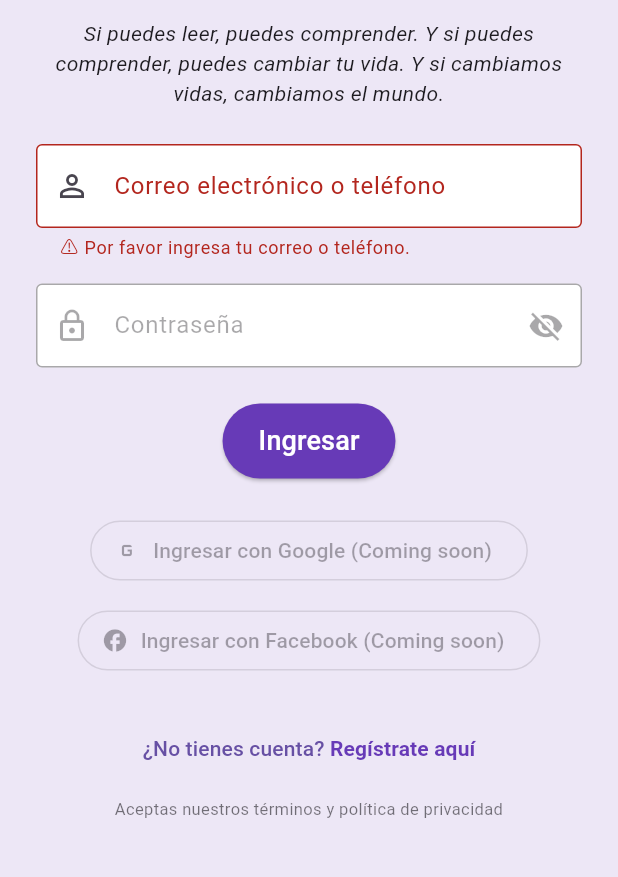
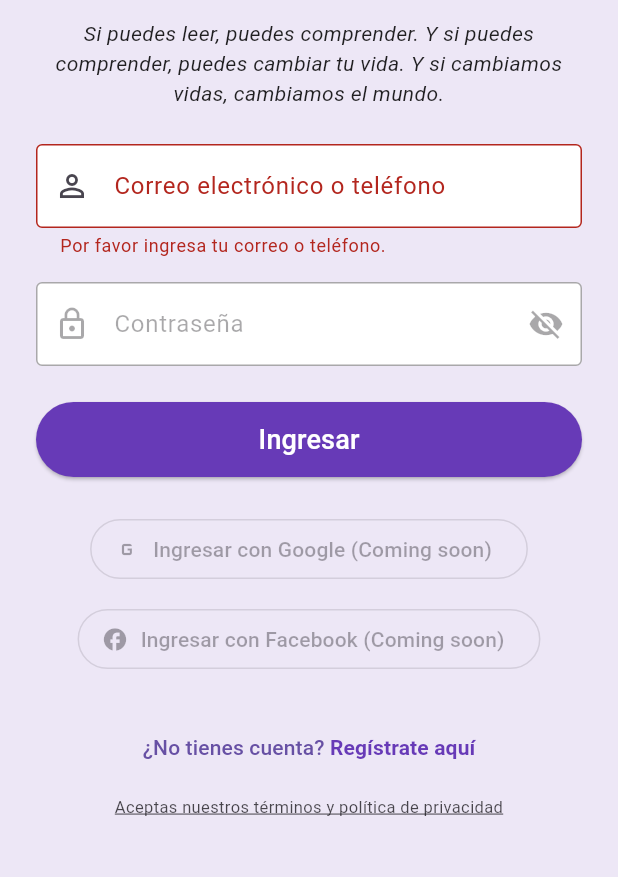
Before and after one commit to giovannihr2004/lg2, a Flutter app: the LoginScreen screen opened directly, after a tap on "Ingresar", on a phone screen of 412 x 824 dp, the part 330-1207 px from its top. Run offline on Flutter 3.47's test engine with Material 3 defaults, Android fonts, the phone set to English and light mode, and no system bars; our stand-ins replace firebase_auth, firebase_core, google_sign_in; missing offline and left inert: flutter_facebook_auth; accounts and stored records are empty; generated files the repository leaves out were written again.

Commit message:
✅ Términos y condiciones implementados y enlazados desde login - 14/05/2025

```diff
--- a/lib/screens/auth/login_screen.dart
+++ b/lib/screens/auth/login_screen.dart
@@ -1,8 +1,8 @@
 // -----------------------------------------------------------------------------
 // 📄 Archivo: login_screen.dart
 // 📍 Ubicación: lib/screens/auth/login_screen.dart
-// 📝 Descripción: Pantalla de login con animaciones, validaciones personalizadas, modo oscuro y errores visuales
-// 📅 Última actualización: 14/05/2025 - 13:45 (Hora de Colombia)
+// 📝 Descripción: Pantalla de login con validaciones, animaciones y enlace legal
+// 📅 Última actualización: 14/05/2025 - 14:58 (Hora de Colombia)
 // -----------------------------------------------------------------------------
 
 // -----------------------------------------------------------------------------
@@ -12,51 +12,54 @@ import 'package:flutter/material.dart';
 import 'package:firebase_auth/firebase_auth.dart';
 import 'package:flutter_gen/gen_l10n/app_localizations.dart';
 import 'package:provider/provider.dart';
+
 import '../../providers/language_provider.dart';
 import '../../widgets/language_selector.dart';
 
 // -----------------------------------------------------------------------------
-// 2. Widget principal con estado: LoginScreen
+// 2. Clase principal con estado
 // -----------------------------------------------------------------------------
 class LoginScreen extends StatefulWidget {
   const LoginScreen({super.key});
+
   @override
   State<LoginScreen> createState() => _LoginScreenState();
 }
 
 // -----------------------------------------------------------------------------
-// 3. Clase de estado para LoginScreen
+// 3. Estado y lógica del login
 // -----------------------------------------------------------------------------
 class _LoginScreenState extends State<LoginScreen>
     with TickerProviderStateMixin {
-  // 3.1 Controladores y variables
   final GlobalKey<FormState> _formKey = GlobalKey<FormState>();
   final TextEditingController emailOrPhoneController = TextEditingController();
   final TextEditingController passwordController = TextEditingController();
+
   bool _obscureText = true;
   bool _isLoading = false;
-  final FirebaseAuth _auth = FirebaseAuth.instance;
 
-  // 3.2 Animaciones para logo y eslogan
   late AnimationController _logoController;
   late AnimationController _sloganController;
 
-  // 3.3 Inicialización
+  final FirebaseAuth _auth = FirebaseAuth.instance;
+
   @override
   void initState() {
     super.initState();
+
     _logoController = AnimationController(
       vsync: this,
       duration: const Duration(milliseconds: 800),
     );
+
     _sloganController = AnimationController(
       vsync: this,
       duration: const Duration(milliseconds: 800),
     );
+
     _logoController.forward().whenComplete(() => _sloganController.forward());
   }
 
-  // 3.4 Liberación de recursos
   @override
   void dispose() {
     emailOrPhoneController.dispose();
@@ -66,7 +69,6 @@ class _LoginScreenState extends State<LoginScreen>
     super.dispose();
   }
 
-  // 3.5 Validaciones de entrada
   bool _isEmail(String input) =>
       RegExp(r'^[\w-\.]+@([\w-]+\.)+[\w-]{2,4}$').hasMatch(input);
 
@@ -76,7 +78,6 @@ class _LoginScreenState extends State<LoginScreen>
     r'^(?=.*[a-z])(?=.*[A-Z])(?=.*\d)(?=.*[\W_]).{8,}$',
   ).hasMatch(input);
 
-  // 3.6 Mensajes visuales tipo snackbar
   void _showSnackBar(String message, {bool isError = false}) {
     if (!mounted) return;
     ScaffoldMessenger.of(context).showSnackBar(
@@ -88,7 +89,7 @@ class _LoginScreenState extends State<LoginScreen>
   }
 
   // ---------------------------------------------------------------------------
-  // 4. Lógica de autenticación
+  // 3.1 Lógica de inicio de sesión (correo o teléfono)
   // ---------------------------------------------------------------------------
   Future<void> _login() async {
     final input = emailOrPhoneController.text.trim();
@@ -96,6 +97,7 @@ class _LoginScreenState extends State<LoginScreen>
     final loc = AppLocalizations.of(context)!;
 
     if (!_formKey.currentState!.validate()) return;
+
     setState(() => _isLoading = true);
 
     if (_isEmail(input)) {
@@ -151,15 +153,15 @@ class _LoginScreenState extends State<LoginScreen>
   }
 
   // ---------------------------------------------------------------------------
-  // 5. Construcción visual de la interfaz
+  // 4. Construcción de la interfaz visual
   // ---------------------------------------------------------------------------
   @override
   Widget build(BuildContext context) {
     final loc = AppLocalizations.of(context)!;
-    final theme = Theme.of(context);
     final inputText = emailOrPhoneController.text.trim();
     final passwordText = passwordController.text.trim();
     final isEmailLogin = _isEmail(inputText);
+    final theme = Theme.of(context);
 
     return Scaffold(
       appBar: AppBar(
@@ -186,7 +188,7 @@ class _LoginScreenState extends State<LoginScreen>
             children: [
               const SizedBox(height: 40),
 
-              // 5.1 Logo animado
+              // 4.1 Logo animado
               FadeTransition(
                 opacity: _logoController,
                 child: Center(
@@ -196,23 +198,23 @@ class _LoginScreenState extends State<LoginScreen>
 
               const SizedBox(height: 12),
 
-              // 5.2 Eslogan animado
+              // 4.2 Eslogan animado
               FadeTransition(
                 opacity: _sloganController,
                 child: Text(
                   loc.loginSlogan,
                   textAlign: TextAlign.center,
-                  style: TextStyle(
+                  style: const TextStyle(
                     fontSize: 14,
                     fontStyle: FontStyle.italic,
-                    color: theme.textTheme.bodyMedium?.color,
+                    color: Colors.black87,
                   ),
                 ),
               ),
 
               const SizedBox(height: 24),
 
-              // 5.3 Campo de correo o teléfono con mensaje de error personalizado
+              // 4.3 Campo de email o teléfono
               TextFormField(
                 controller: emailOrPhoneController,
                 decoration: InputDecoration(
@@ -222,17 +224,25 @@ class _LoginScreenState extends State<LoginScreen>
                       _isEmail(inputText) || _isPhone(inputText)
                           ? const Icon(Icons.check_circle, color: Colors.green)
                           : null,
-                  errorStyle: const TextStyle(fontSize: 12),
+                  enabledBorder: OutlineInputBorder(
+                    borderSide: BorderSide(
+                      color:
+                          (_isEmail(inputText) || _isPhone(inputText))
+                              ? Colors.green
+                              : Colors.grey,
+                    ),
+                  ),
+                  border: const OutlineInputBorder(),
                 ),
                 keyboardType: TextInputType.emailAddress,
                 autovalidateMode: AutovalidateMode.onUserInteraction,
                 onChanged: (_) => setState(() {}),
                 validator: (value) {
                   if (value == null || value.trim().isEmpty) {
-                    return '⚠️ ${loc.pleaseEnterEmailOrPhone}';
+                    return loc.pleaseEnterEmailOrPhone;
                   }
                   if (!_isEmail(value.trim()) && !_isPhone(value.trim())) {
-                    return '⚠️ ${loc.invalidFormat}';
+                    return loc.invalidFormat;
                   }
                   return null;
                 },
@@ -240,7 +250,7 @@ class _LoginScreenState extends State<LoginScreen>
 
               const SizedBox(height: 16),
 
-              // 5.4 Campo de contraseña con mensaje de error personalizado
+              // 4.4 Campo de contraseña
               TextFormField(
                 controller: passwordController,
                 enabled: isEmailLogin,
@@ -262,17 +272,25 @@ class _LoginScreenState extends State<LoginScreen>
                                   () => _obscureText = !_obscureText,
                                 ),
                           ),
-                  errorStyle: const TextStyle(fontSize: 12),
+                  enabledBorder: OutlineInputBorder(
+                    borderSide: BorderSide(
+                      color:
+                          isEmailLogin && _isValidPassword(passwordText)
+                              ? Colors.green
+                              : Colors.grey,
+                    ),
+                  ),
+                  border: const OutlineInputBorder(),
                 ),
                 onChanged: (_) => setState(() {}),
                 autovalidateMode: AutovalidateMode.onUserInteraction,
                 validator: (value) {
                   if (!isEmailLogin) return null;
                   if (value == null || value.trim().isEmpty) {
-                    return '⚠️ ${loc.pleaseEnterPassword}';
+                    return loc.pleaseEnterPassword;
                   }
                   if (!_isValidPassword(value.trim())) {
-                    return '⚠️ Debe tener al menos 8 caracteres, mayúscula, minúscula, número y símbolo.';
+                    return 'Debe tener al menos 8 caracteres, mayúscula, minúscula, número y símbolo.';
                   }
                   return null;
                 },
@@ -280,15 +298,12 @@ class _LoginScreenState extends State<LoginScreen>
 
               const SizedBox(height: 24),
 
-              // 5.5 Botón de ingreso
+              // 4.5 Botón ingresar
               SizedBox(
                 height: 50,
+                width: double.infinity,
                 child: ElevatedButton(
                   onPressed: _isLoading ? null : _login,
-                  style: ElevatedButton.styleFrom(
-                    backgroundColor: Colors.deepPurple,
-                    foregroundColor: Colors.white,
-                  ),
                   child:
                       _isLoading
                           ? const SizedBox(
@@ -308,7 +323,7 @@ class _LoginScreenState extends State<LoginScreen>
 
               const SizedBox(height: 24),
 
-              // 5.6 Botones autenticación externa (inactivos)
+              // 4.6 Botones externos (desactivados)
               OutlinedButton.icon(
                 onPressed: null,
                 icon: const Icon(Icons.g_mobiledata),
@@ -323,7 +338,7 @@ class _LoginScreenState extends State<LoginScreen>
 
               const SizedBox(height: 24),
 
-              // 5.7 Enlace de registro
+              // 4.7 Enlaces de navegación
               TextButton(
                 onPressed: () => Navigator.pushNamed(context, '/register'),
                 child: Text.rich(
@@ -344,14 +359,17 @@ class _LoginScreenState extends State<LoginScreen>
 
               const SizedBox(height: 8),
 
-              // 5.8 Términos y condiciones con estilo adaptado
-              Text(
-                loc.termsAndPrivacy,
-                textAlign: TextAlign.center,
-                style: TextStyle(
-                  fontSize: 11,
-                  color: theme.textTheme.bodySmall?.color?.withAlpha(
-                    (255 * 0.6).toInt(),
+              GestureDetector(
+                onTap: () => Navigator.pushNamed(context, '/terms'),
+                child: Text(
+                  loc.termsAndPrivacy,
+                  textAlign: TextAlign.center,
+                  style: TextStyle(
+                    fontSize: 11,
+                    color: theme.textTheme.bodySmall?.color?.withAlpha(
+                      204,
+                    ), // 204 ≈ 80% opacidad
+                    decoration: TextDecoration.underline,
                   ),
                 ),
               ),
```
Also changed, not shown: lib/main.dart (+4 -3 lines), lib/screens/legal/terms_screen.dart (added, +126 -0 lines).
